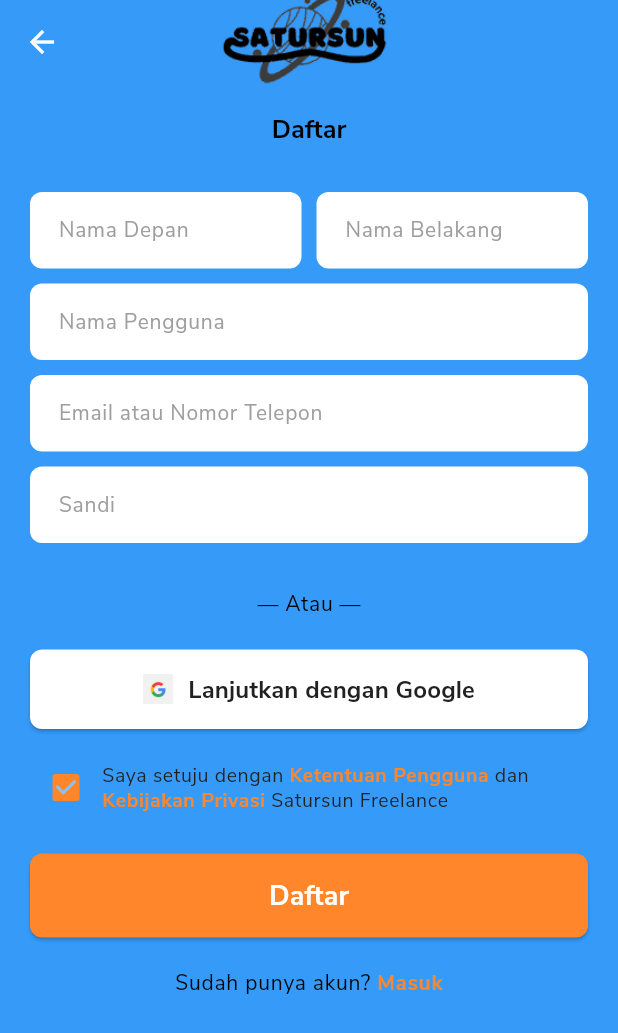
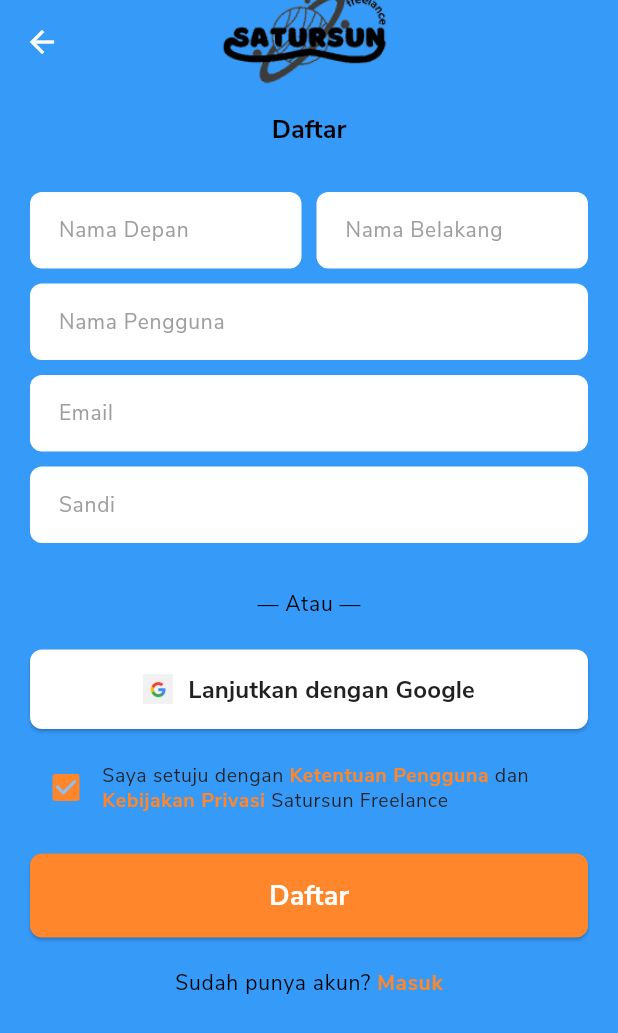
Before and after one commit to FathanBagas07/Satursun-Freelance-Mobile, a Flutter app: the SignUpScreen screen opened by its route, on a phone screen of 412 x 824 dp. Shown: the top 1033 px of the screen. Run offline on Flutter 3.47's test engine with Material 3 defaults, Android fonts, the phone set to English and light mode, and no system bars; our stand-ins replace firebase_auth, firebase_core, go_router, google_sign_in; accounts and stored records are empty.

Commit message:
Refactor: sign in and sign up only with em

```diff
--- a/mobile/lib/modules/auth/screens/sign_in_screen.dart
+++ b/mobile/lib/modules/auth/screens/sign_in_screen.dart
@@ -40,7 +40,7 @@ class SignInScreen extends StatelessWidget {
                 // MENGGUNAKAN THEME: bodyLarge
                 style: Theme.of(context).textTheme.bodyLarge!.copyWith(color: Theme.of(context).colorScheme.onSurface),
                 decoration: InputDecoration(
-                  hintText: "Email / Nama Pengguna",
+                  hintText: "Email",
                   // MENGGUNAKAN THEME: bodyLarge
                   hintStyle: Theme.of(context).textTheme.bodyLarge!.copyWith(color: Theme.of(context).colorScheme.onSurface),
                   filled: true,
--- a/mobile/lib/modules/auth/screens/sign_up_screen.dart
+++ b/mobile/lib/modules/auth/screens/sign_up_screen.dart
@@ -70,7 +70,7 @@ class _SignUpScreenState extends State<SignUpScreen> {
 
               _buildTextField("Nama Pengguna", _usernameController, context),
               SizedBox(height: 10),
-              _buildTextField("Email atau Nomor Telepon", _contactController, context),
+              _buildTextField("Email", _contactController, context),
               SizedBox(height: 10),
               _buildTextField("Sandi", _passwordController, context, isPassword: true),
               SizedBox(height: 30),
```
